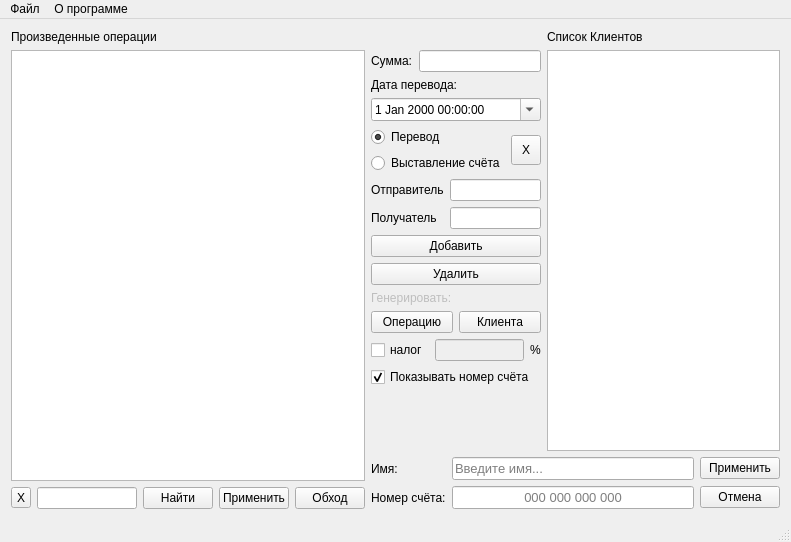
Qt form mainwindow.ui (Yuperos/BankOperations) before a commit.
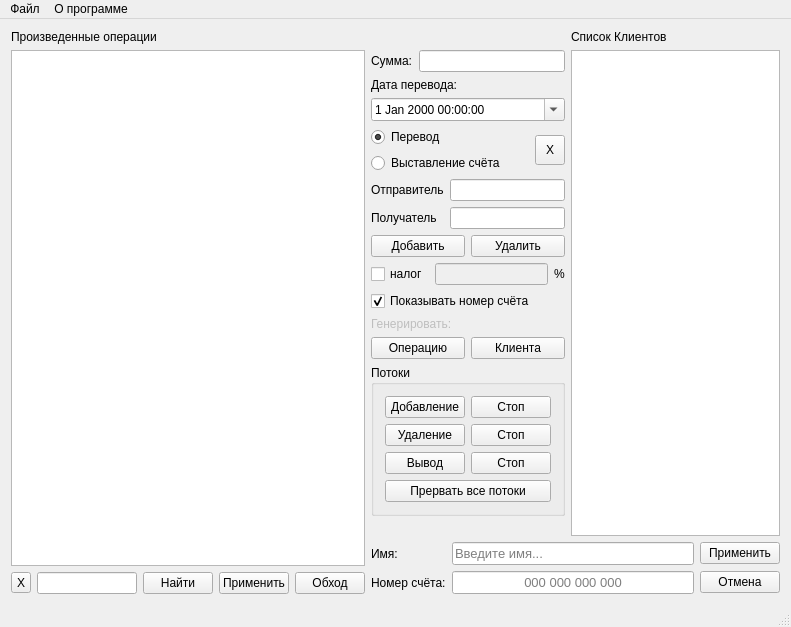
The same form after that commit.

Patch:
```diff
--- a/mainwindow.ui
+++ b/mainwindow.ui
@@ -7,7 +7,7 @@
     <x>0</x>
     <y>0</y>
     <width>791</width>
-    <height>542</height>
+    <height>627</height>
    </rect>
   </property>
   <property name="windowTitle">
@@ -305,54 +305,20 @@
            </layout>
           </item>
           <item>
-           <widget class="QPushButton" name="PB_BankOperationAppend">
-            <property name="text">
-             <string>Добавить</string>
-            </property>
-           </widget>
-          </item>
-          <item>
-           <widget class="QPushButton" name="pushButton_4">
-            <property name="text">
-             <string>Удалить</string>
-            </property>
-           </widget>
-          </item>
-          <item>
-           <layout class="QVBoxLayout" name="verticalLayout_10">
+           <layout class="QHBoxLayout" name="horizontalLayout_8">
             <item>
-             <widget class="QLabel" name="label_7">
-              <property name="enabled">
-               <bool>false</bool>
-              </property>
+             <widget class="QPushButton" name="PB_BankOperationAppend">
               <property name="text">
-               <string>Генерировать:</string>
+               <string>Добавить</string>
               </property>
              </widget>
             </item>
             <item>
-             <layout class="QHBoxLayout" name="horizontalLayout_4">
-              <item>
-               <widget class="QPushButton" name="PB_GenerateOP">
-                <property name="enabled">
-                 <bool>true</bool>
-                </property>
-                <property name="text">
-                 <string>Операцию</string>
-                </property>
-               </widget>
-              </item>
-              <item>
-               <widget class="QPushButton" name="PB_GenerateCL">
-                <property name="enabled">
-                 <bool>true</bool>
-                </property>
-                <property name="text">
-                 <string>Клиента</string>
-                </property>
-               </widget>
-              </item>
-             </layout>
+             <widget class="QPushButton" name="pushButton_4">
+              <property name="text">
+               <string>Удалить</string>
+              </property>
+             </widget>
             </item>
            </layout>
           </item>
@@ -391,6 +357,102 @@
             </property>
            </widget>
           </item>
+          <item>
+           <layout class="QVBoxLayout" name="verticalLayout_10">
+            <item>
+             <widget class="QLabel" name="label_7">
+              <property name="enabled">
+               <bool>false</bool>
+              </property>
+              <property name="text">
+               <string>Генерировать:</string>
+              </property>
+             </widget>
+            </item>
+            <item>
+             <layout class="QHBoxLayout" name="horizontalLayout_4">
+              <item>
+               <widget class="QPushButton" name="PB_GenerateOP">
+                <property name="enabled">
+                 <bool>true</bool>
+                </property>
+                <property name="text">
+                 <string>Операцию</string>
+                </property>
+               </widget>
+              </item>
+              <item>
+               <widget class="QPushButton" name="PB_GenerateCL">
+                <property name="enabled">
+                 <bool>true</bool>
+                </property>
+                <property name="text">
+                 <string>Клиента</string>
+                </property>
+               </widget>
+              </item>
+             </layout>
+            </item>
+           </layout>
+          </item>
+          <item>
+           <widget class="QGroupBox" name="groupBox">
+            <property name="title">
+             <string>Потоки</string>
+            </property>
+            <layout class="QGridLayout" name="gridLayout_4">
+             <item row="0" column="0">
+              <widget class="QPushButton" name="PB_ThreadAppendStart">
+               <property name="text">
+                <string>Добавление</string>
+               </property>
+              </widget>
+             </item>
+             <item row="1" column="0">
+              <widget class="QPushButton" name="PB_ThreadDeleteStart">
+               <property name="text">
+                <string>Удаление</string>
+               </property>
+              </widget>
+             </item>
+             <item row="0" column="1">
+              <widget class="QPushButton" name="PB_ThreadAppendStop">
+               <property name="text">
+                <string>Стоп</string>
+               </property>
+              </widget>
+             </item>
+             <item row="1" column="1">
+              <widget class="QPushButton" name="PB_ThreadDeleteStop">
+               <property name="text">
+                <string>Стоп</string>
+               </property>
+              </widget>
+             </item>
+             <item row="2" column="0">
+              <widget class="QPushButton" name="PB_ThreadShowStart">
+               <property name="text">
+                <string>Вывод</string>
+               </property>
+              </widget>
+             </item>
+             <item row="2" column="1">
+              <widget class="QPushButton" name="PB_ThreadShowStop">
+               <property name="text">
+                <string>Стоп</string>
+               </property>
+              </widget>
+             </item>
+             <item row="3" column="0" colspan="2">
+              <widget class="QPushButton" name="PB_ThreadStopAll">
+               <property name="text">
+                <string>Прервать все потоки</string>
+               </property>
+              </widget>
+             </item>
+            </layout>
+           </widget>
+          </item>
           <item>
            <spacer name="verticalSpacer">
             <property name="orientation">
```
Left out of the diff: 2 changed lines with no effect on the pictures.
